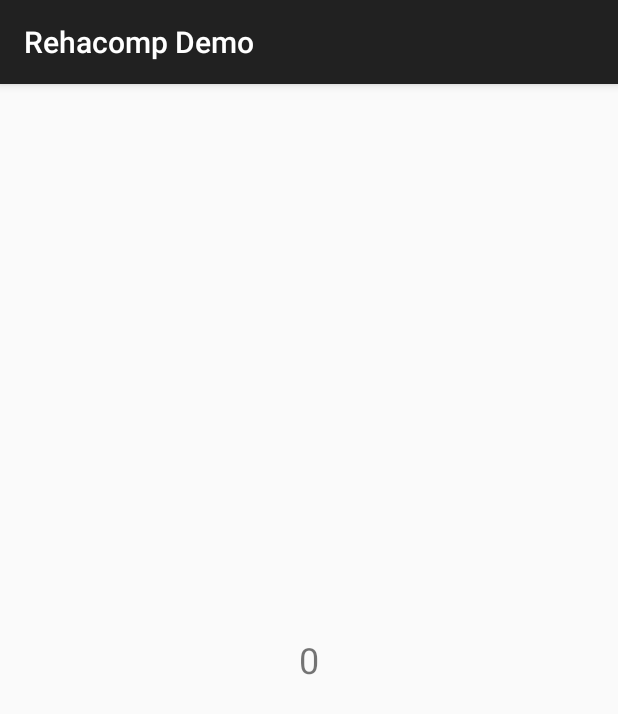
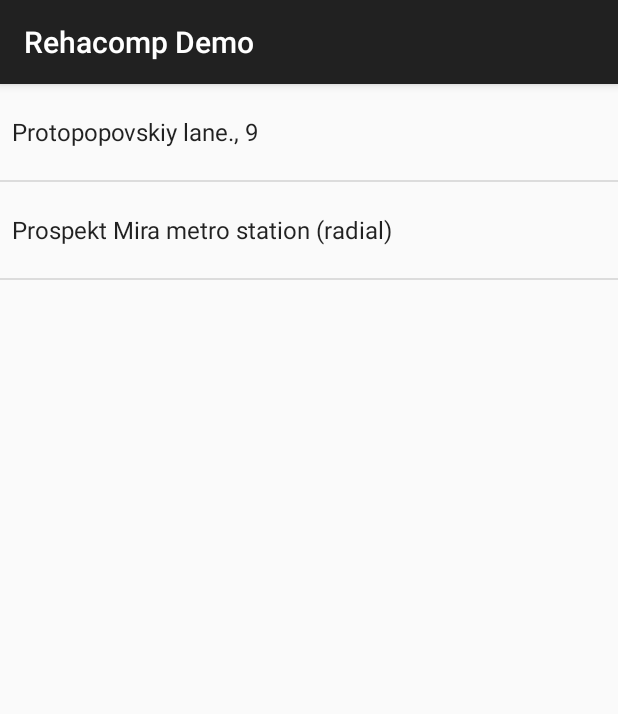
Before and after one commit to nextgis/talkback_nav, an Android app: the screen it shows after launch (RoutingActivity), after a tap on "Protopopovskiy lane., 9", on a phone screen of 412 x 824 dp. Shown: the top 714 px of the screen. Run offline under Robolectric (Android 15) with nearby library versions, the phone set to English and light mode, and no system bars.

Commit message:
Change ViewPager to ListView

```diff
--- a/app/src/main/java/com/nextgis/rehacompdemo/MainActivity.java
+++ b/app/src/main/java/com/nextgis/rehacompdemo/MainActivity.java
@@ -4,6 +4,7 @@ import android.content.Intent;
 import android.os.Bundle;
 import android.support.v7.app.AppCompatActivity;
 import android.view.View;
+import android.view.accessibility.AccessibilityEvent;
 import android.widget.AdapterView;
 import android.widget.ArrayAdapter;
 import android.widget.ListView;
@@ -16,19 +17,19 @@ public class MainActivity extends AppCompatActivity {
         super.onCreate(savedInstanceState);
         setContentView(R.layout.activity_main);
 
-        ListView lvAddresses = (ListView)findViewById(R.id.lv_addresses);
-
         final String[] addresses = new String[] {
                 getString(R.string.address1),
                 getString(R.string.address2)
         };
 
-        ArrayAdapter<String> adapter = new ArrayAdapter<>(this, android.R.layout.simple_list_item_1, addresses);
+        ListView lvAddresses = (ListView)findViewById(R.id.lv_addresses);
+        ArrayAdapter<String> adapter = new ArrayAdapter<>(this, android.R.layout.simple_selectable_list_item, addresses);
         lvAddresses.setAdapter(adapter);
 
         lvAddresses.setOnItemClickListener(new AdapterView.OnItemClickListener() {
             @Override
             public void onItemClick(AdapterView<?> parent, View view, int position, long id) {
+                view.sendAccessibilityEvent(AccessibilityEvent.TYPE_VIEW_FOCUSED);
                 Intent routingActivity = new Intent(MainActivity.this, RoutingActivity.class).putExtra(Constants.BUNDLE_ROUTE, position);
                 startActivity(routingActivity);
             }
--- a/app/src/main/java/com/nextgis/rehacompdemo/RoutingActivity.java
+++ b/app/src/main/java/com/nextgis/rehacompdemo/RoutingActivity.java
@@ -1,39 +1,47 @@
 package com.nextgis.rehacompdemo;
 
 import android.os.Bundle;
-import android.support.v4.app.Fragment;
-import android.support.v4.app.FragmentManager;
-import android.support.v4.app.FragmentStatePagerAdapter;
-import android.support.v4.view.ViewPager;
 import android.support.v7.app.AppCompatActivity;
+import android.view.View;
+import android.view.accessibility.AccessibilityEvent;
+import android.widget.AdapterView;
+import android.widget.ArrayAdapter;
+import android.widget.ListView;
 
 public class RoutingActivity extends AppCompatActivity {
-    private ViewPager mPager;
-    private StepPagerAdapter mPagerAdapter;
+    private ListView mSteps;
 
     @Override
     protected void onCreate(Bundle savedInstanceState) {
         super.onCreate(savedInstanceState);
         setContentView(R.layout.activity_routing);
 
-        mPager = (ViewPager) findViewById(R.id.vp_steps);
-        mPagerAdapter = new StepPagerAdapter(getSupportFragmentManager());
-        mPager.setAdapter(mPagerAdapter);
-    }
+        final String[] addresses = new String[] {
+                getString(R.string.address1),
+                getString(R.string.address2)
+        };
 
-    private class StepPagerAdapter extends FragmentStatePagerAdapter {
-        public StepPagerAdapter(FragmentManager fm) {
-            super(fm);
-        }
+        mSteps = (ListView) findViewById(R.id.lv_steps);
+        ArrayAdapter<String> adapter = new ArrayAdapter<>(this, android.R.layout.simple_selectable_list_item, addresses);
+        mSteps.setAdapter(adapter);
 
-        @Override
-        public Fragment getItem(int position) {
-            return new StepFragment().setData(position);
-        }
+        mSteps.setOnItemClickListener(new AdapterView.OnItemClickListener() {
+            @Override
+            public void onItemClick(AdapterView<?> parent, View view, int position, long id) {
+                view.sendAccessibilityEvent(AccessibilityEvent.TYPE_VIEW_FOCUSED);
+            }
+        });
 
-        @Override
-        public int getCount() {
-            return 2;
-        }
+        mSteps.setOnItemSelectedListener(new AdapterView.OnItemSelectedListener() {
+            @Override
+            public void onItemSelected(AdapterView<?> parent, View view, int position, long id) {
+                view.sendAccessibilityEvent(AccessibilityEvent.TYPE_VIEW_FOCUSED);
+            }
+
+            @Override
+            public void onNothingSelected(AdapterView<?> parent) {
+
+            }
+        });
     }
 }
--- a/app/src/main/java/com/nextgis/rehacompdemo/StepFragment.java
+++ /dev/null
@@ -1,25 +0,0 @@
-package com.nextgis.rehacompdemo;
-
-import android.os.Bundle;
-import android.support.v4.app.Fragment;
-import android.view.LayoutInflater;
-import android.view.View;
-import android.view.ViewGroup;
-import android.widget.TextView;
-
-public class StepFragment extends Fragment {
-    private String mInfo;
-
-    @Override
-    public View onCreateView(LayoutInflater inflater, ViewGroup container, Bundle savedInstanceState) {
-        View view = inflater.inflate(R.layout.fragment_step, container, false);
-        TextView info = (TextView) view.findViewById(R.id.tv_info);
-        info.setText(mInfo);
-        return view;
-    }
-
-    public Fragment setData(int data) {
-        mInfo = "" + data;
-        return this;
-    }
-}
--- a/app/src/main/res/layout/activity_main.xml
+++ b/app/src/main/res/layout/activity_main.xml
@@ -3,17 +3,13 @@
               android:layout_width="match_parent"
               android:layout_height="match_parent"
               android:orientation="vertical"
-              android:paddingBottom="@dimen/activity_vertical_margin"
-              android:paddingLeft="@dimen/activity_horizontal_margin"
-              android:paddingRight="@dimen/activity_horizontal_margin"
-              android:paddingTop="@dimen/activity_vertical_margin"
               tools:context=".MainActivity">
 
     <TextView
         android:layout_width="wrap_content"
         android:layout_height="wrap_content"
         android:layout_gravity="center_horizontal"
-        android:layout_marginBottom="@dimen/activity_vertical_margin"
+        android:layout_margin="@dimen/activity_vertical_margin"
         android:text="@string/address_title"
         android:textSize="28sp"/>
 
--- a/app/src/main/res/layout/activity_routing.xml
+++ b/app/src/main/res/layout/activity_routing.xml
@@ -5,9 +5,10 @@
               android:orientation="vertical"
               tools:context=".RoutingActivity">
 
-    <android.support.v4.view.ViewPager
-        android:id="@+id/vp_steps"
+    <ListView
+        android:id="@+id/lv_steps"
+        android:layout_weight="1"
         android:layout_width="match_parent"
-        android:layout_height="wrap_content"/>
+        android:layout_height="0dp"/>
 
 </LinearLayout>
```
